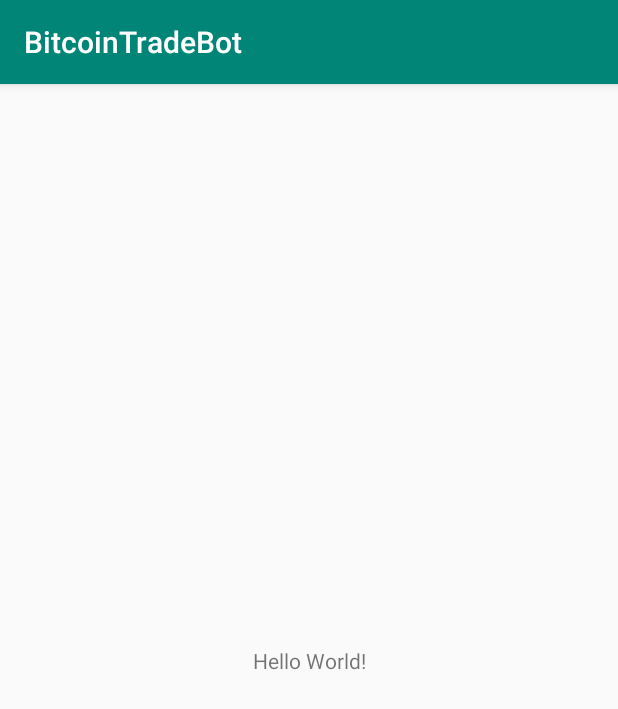
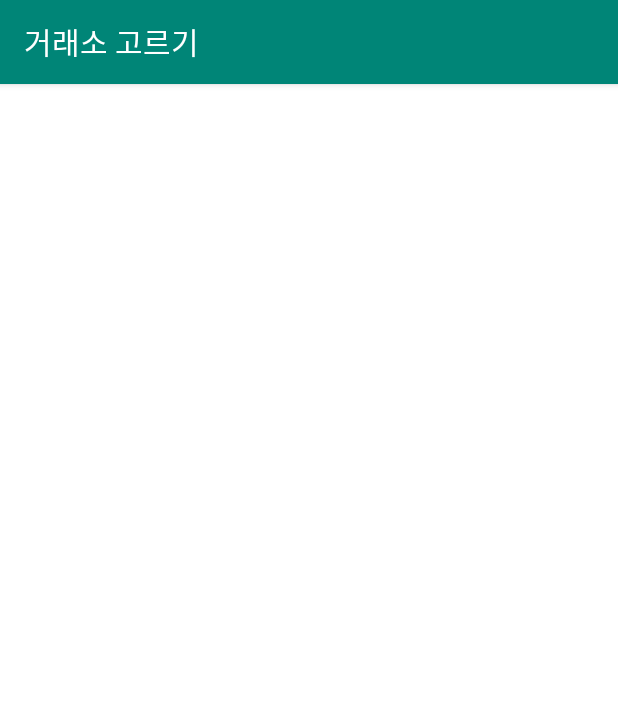
Before and after one commit to OmarBradley/BitcoinTradeBot, an Android app: the screen it shows after launch (MainActivity), on a phone screen of 412 x 824 dp. Shown: the top 709 px of the screen. Run offline under Robolectric (Android 15) with nearby library versions, the phone set to English and light mode, and no system bars; libraries missing offline, so code that uses them is left out: com.crashlytics.android, io.fabric.sdk; 1 statement that could not run was skipped.

Commit message:
splash 화면 완성

```diff
--- a/app/build.gradle
+++ b/app/build.gradle
@@ -2,6 +2,7 @@ apply plugin: 'com.android.application'
 apply plugin: 'kotlin-android'
 apply plugin: 'kotlin-kapt'
 apply plugin: 'io.fabric'
+apply plugin: 'kotlin-android-extensions'
 
 android {
     signingConfigs {
@@ -12,7 +13,9 @@ android {
             storePassword 'DLwogns12!@'
         }
     }
+
     compileSdkVersion 28
+
     defaultConfig {
         applicationId "omarbradley.com.bitcointradebot"
         minSdkVersion config.minSdkVersion
@@ -34,6 +37,7 @@ android {
 }
 
 dependencies {
+
     implementation deps.kotlin.stdlibJdk8
     implementation deps.androidx.appcompat
     implementation deps.androidx.ktx
@@ -42,10 +46,13 @@ dependencies {
     implementation(deps.fabric.crashlytics) {
         transitive = true
     }
+
     kapt deps.lifecycle.compiler
+
     testImplementation deps.kotlin.test
     testImplementation deps.unitTest.mocktio
     testImplementation deps.androidx.test.arch
+
     androidTestImplementation deps.androidx.test.runner
     androidTestImplementation deps.androidx.test.espresso
     androidTestImplementation deps.androidx.test.rule
--- a/app/src/main/AndroidManifest.xml
+++ b/app/src/main/AndroidManifest.xml
@@ -1,24 +1,33 @@
 <?xml version="1.0" encoding="utf-8"?>
 <manifest xmlns:android="http://schemas.android.com/apk/res/android"
-          xmlns:tools="http://schemas.android.com/tools" package="omarbradley.com.bitcointradebot">
+          xmlns:tools="http://schemas.android.com/tools"
+          package="omarbradley.com.bitcointradebot">
 
     <uses-permission android:name="android.permission.INTERNET"/>
 
     <application
+            android:name=".BitcoinTradeBotApp"
             android:allowBackup="true"
-            android:name=".BitcoinTradeBotApp"
             android:icon="@mipmap/ic_launcher"
             android:label="@string/app_name"
             android:roundIcon="@mipmap/ic_launcher_round"
             android:supportsRtl="true"
             android:theme="@style/AppTheme"
             tools:ignore="GoogleAppIndexingWarning">
-        <activity android:name=".MainActivity">
+
+        <activity
+                android:name=".main.SplashActivity"
+                android:theme="@style/SplashTheme">
+
             <intent-filter>
                 <action android:name="android.intent.action.MAIN"/>
                 <category android:name="android.intent.category.LAUNCHER"/>
             </intent-filter>
         </activity>
+
+        <activity
+                android:name=".main.MainActivity"
+                android:theme="@style/Theme.AppCompat.NoActionBar"/>
 
         <meta-data
                 android:name="io.fabric.ApiKey"
--- /dev/null
+++ b/app/src/main/java/omarbradley/com/bitcointradebot/base/BaseActivity.kt
@@ -0,0 +1,6 @@
+package omarbradley.com.bitcointradebot.base
+
+import androidx.appcompat.app.AppCompatActivity
+
+abstract class BaseActivity : AppCompatActivity() {
+}
--- a/app/src/main/java/omarbradley/com/bitcointradebot/MainActivity.kt
+++ b/app/src/main/java/omarbradley/com/bitcointradebot/main/MainActivity.kt
@@ -1,10 +1,10 @@
-package omarbradley.com.bitcointradebot
+package omarbradley.com.bitcointradebot.main
 
 import android.os.Bundle
-import androidx.appcompat.app.AppCompatActivity
+import omarbradley.com.bitcointradebot.R
+import omarbradley.com.bitcointradebot.base.BaseActivity
 
-class MainActivity : AppCompatActivity() {
-
+class MainActivity : BaseActivity() {
 
     override fun onCreate(savedInstanceState: Bundle?) {
         super.onCreate(savedInstanceState)
--- /dev/null
+++ b/app/src/main/java/omarbradley/com/bitcointradebot/main/SplashActivity.kt
@@ -0,0 +1,15 @@
+package omarbradley.com.bitcointradebot.main
+
+import android.content.Intent
+import android.os.Bundle
+import omarbradley.com.bitcointradebot.base.BaseActivity
+
+class SplashActivity : BaseActivity() {
+
+    override fun onCreate(savedInstanceState: Bundle?) {
+        super.onCreate(savedInstanceState)
+
+        startActivity(Intent(this, MainActivity::class.java))
+        finish()
+    }
+}
--- /dev/null
+++ b/app/src/main/res/drawable/splash_background.xml
@@ -0,0 +1,11 @@
+<?xml version="1.0" encoding="utf-8"?>
+<layer-list xmlns:android="http://schemas.android.com/apk/res/android">
+
+    <item
+            android:drawable="@color/bgGreen"/>
+
+    <item
+            android:gravity="center"
+            android:drawable="@mipmap/ic_launcher"/>
+
+</layer-list>
--- a/app/src/main/res/layout/activity_main.xml
+++ b/app/src/main/res/layout/activity_main.xml
@@ -1,22 +1,36 @@
 <?xml version="1.0" encoding="utf-8"?>
-<layout xmlns:android="http://schemas.android.com/apk/res/android"
+<androidx.constraintlayout.widget.ConstraintLayout
+        xmlns:android="http://schemas.android.com/apk/res/android"
         xmlns:app="http://schemas.android.com/apk/res-auto"
-        xmlns:tools="http://schemas.android.com/tools">
+        xmlns:tools="http://schemas.android.com/tools"
+        android:layout_width="match_parent"
+        android:layout_height="match_parent"
+        android:background="@color/bgWhite"
+        tools:context=".main.MainActivity">
 
-    <androidx.constraintlayout.widget.ConstraintLayout
-            android:layout_width="match_parent"
-            android:layout_height="match_parent"
-            tools:context=".MainActivity">
+    <Toolbar
+            android:id="@+id/toolbar"
+            android:layout_width="0dp"
+            android:layout_height="wrap_content"
+            android:title="@string/label.select_exchange"
+            android:titleTextColor="@color/textWhite"
+            android:background="@color/bgGreen"
+            android:elevation="@dimen/toolBarElevation"
+            app:layout_constraintVertical_chainStyle="packed"
+            app:layout_constraintVertical_bias="0.0"
+            app:layout_constraintBottom_toTopOf="@+id/recyclerView"
+            app:layout_constraintLeft_toLeftOf="parent"
+            app:layout_constraintRight_toRightOf="parent"
+            app:layout_constraintTop_toTopOf="parent"/>
 
-        <TextView
-                android:layout_width="wrap_content"
-                android:layout_height="wrap_content"
-                android:text="Hello World!"
-                app:layout_constraintBottom_toBottomOf="parent"
-                app:layout_constraintLeft_toLeftOf="parent"
-                app:layout_constraintRight_toRightOf="parent"
-                app:layout_constraintTop_toTopOf="parent"/>
+    <androidx.recyclerview.widget.RecyclerView
+            android:id="@+id/recyclerView"
+            android:layout_width="0dp"
+            android:layout_height="wrap_content"
+            app:layout_constraintTop_toBottomOf="@+id/toolbar"
+            app:layout_constraintEnd_toEndOf="parent"
+            app:layout_constraintStart_toStartOf="parent"
+            app:layout_constraintBottom_toBottomOf="parent"/>
 
-    </androidx.constraintlayout.widget.ConstraintLayout>
 
-</layout>
+</androidx.constraintlayout.widget.ConstraintLayout>
--- a/app/src/main/res/values/colors.xml
+++ b/app/src/main/res/values/colors.xml
@@ -3,4 +3,13 @@
     <color name="colorPrimary">#008577</color>
     <color name="colorPrimaryDark">#00574B</color>
     <color name="colorAccent">#D81B60</color>
+
+    <!-- Background-->
+    <color name="bgWhite">#FFFFFF</color>
+    <color name="bgGreen">#008577</color>
+
+    <!-- Text -->
+    <color name="textWhite">#FFFFFF</color>
+
+
 </resources>
--- /dev/null
+++ b/app/src/main/res/values/dimens_base.xml
@@ -0,0 +1,6 @@
+<?xml version="1.0" encoding="utf-8"?>
+<resources>
+
+    <dimen name="toolBarElevation">3dp</dimen>
+
+</resources>
--- a/app/src/main/res/values/strings.xml
+++ b/app/src/main/res/values/strings.xml
@@ -1,3 +1,8 @@
-<resources>
+<resources xmlns:tools="http://schemas.android.com/tools">
+
     <string name="app_name">BitcoinTradeBot</string>
+
+    <string name="label.select_exchange" tools:ignore="ExtraTranslation">거래소 고르기</string>
+
+
 </resources>
--- a/app/src/main/res/values/styles.xml
+++ b/app/src/main/res/values/styles.xml
@@ -2,10 +2,14 @@
 
     <!-- Base application theme. -->
     <style name="AppTheme" parent="Theme.AppCompat.Light.DarkActionBar">
-        <!-- Customize your theme here. -->
         <item name="colorPrimary">@color/colorPrimary</item>
         <item name="colorPrimaryDark">@color/colorPrimaryDark</item>
         <item name="colorAccent">@color/colorAccent</item>
     </style>
 
+    <!-- Splash theme. -->
+    <style name="SplashTheme" parent="Theme.AppCompat.NoActionBar">
+        <item name="android:windowBackground">@drawable/splash_background</item>
+    </style>
+
 </resources>
```
